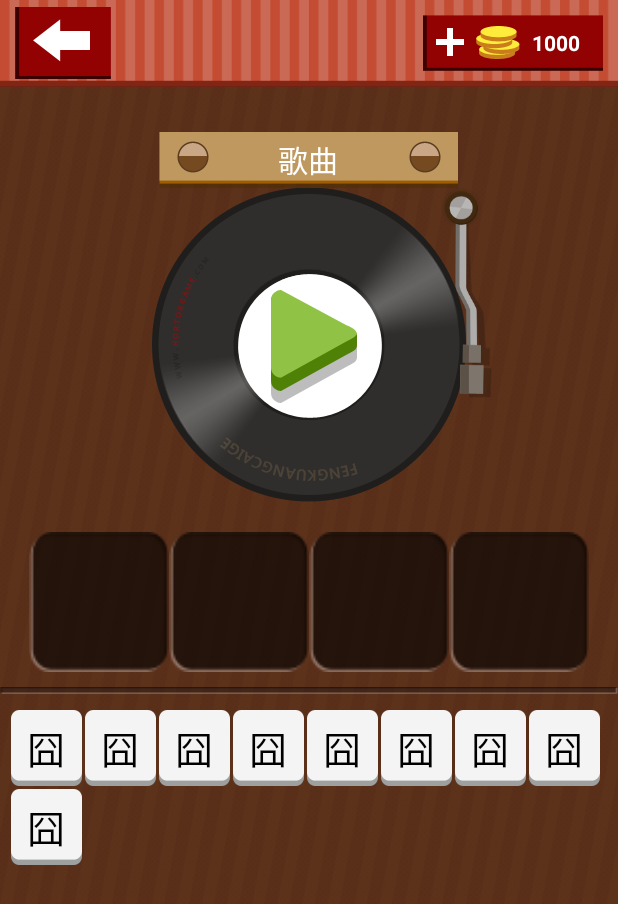
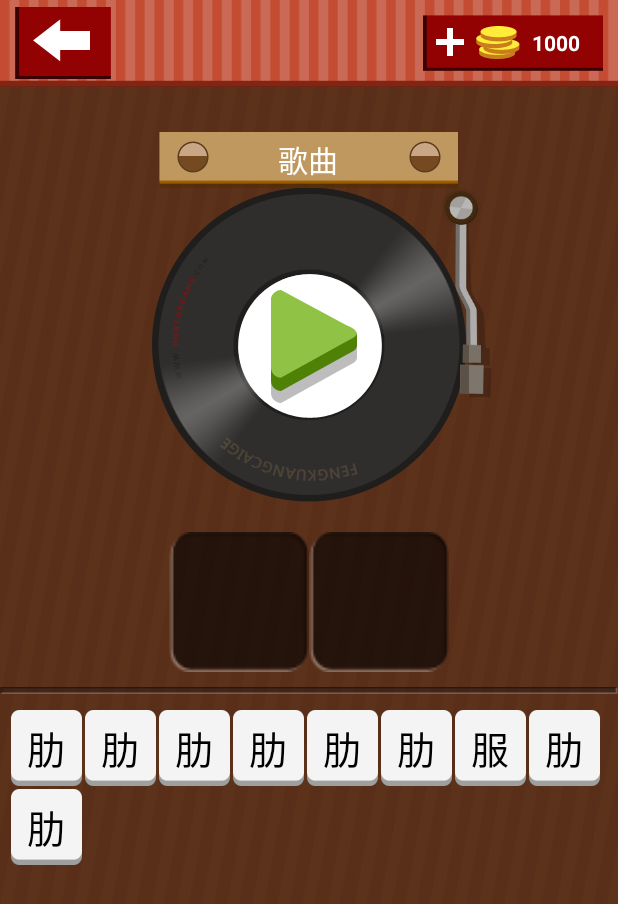
Before and after one commit to anbulang/GuessMusic, an Android app: the screen it shows after launch (MainActivity), on a phone screen of 412 x 824 dp. Shown: the top 904 px of the screen. Run offline under Robolectric (Android 15) with nearby library versions, the phone set to English and light mode, and no system bars.

Commit message:
1. 待选文字框随机文字及歌曲数据结构 2. 文字框的显示和隐藏

```diff
--- /dev/null
+++ b/app/src/main/java/com/anbulang/guessmusic/data/Const.java
@@ -0,0 +1,26 @@
+package com.anbulang.guessmusic.data;
+
+/**
+ * 常量类，主要用于保存歌曲信息
+ * Created by Chaucer on 2015/7/9.
+ */
+public class Const {
+    // 一维数组中文件名索引
+    public static final int INDEX_FILE_NAME = 0;
+    // 一维歌曲名索引
+    public static final int INDEX_SONG_NAME = 1;
+    // 歌曲信息
+    public static final String SONG_INFO[][] = {
+            {"__00000.m4a", "征服"},
+            {"__00001.m4a", "童话"},
+            {"__00002.m4a", "同桌的你"},
+            {"__00003.m4a", "七里香"},
+            {"__00004.m4a", "传奇"},
+            {"__00005.m4a", "大海"},
+            {"__00006.m4a", "后来"},
+            {"__00007.m4a", "你的背包"},
+            {"__00008.m4a", "再见"},
+            {"__00009.m4a", "老男孩"},
+            {"__00010.m4a", "龙的传人"},
+    };
+}
--- a/app/src/main/java/com/anbulang/guessmusic/model/IWordButtonClickListener.java
+++ b/app/src/main/java/com/anbulang/guessmusic/model/IWordButtonClickListener.java
@@ -8,8 +8,8 @@ public interface IWordButtonClickListener {
 
     /**
      * WordButton 点击响应事件
-     * @param wordButton
+     * @param wordButton 被点击按钮模型
      */
-    void onWordButtonOnClick(WordButton wordButton);
+    void onWordButtonClick(WordButton wordButton);
 
 }
--- /dev/null
+++ b/app/src/main/java/com/anbulang/guessmusic/model/Song.java
@@ -0,0 +1,39 @@
+package com.anbulang.guessmusic.model;
+
+/**
+ * 歌曲类
+ * Created by Chaucer on 2015/7/9.
+ */
+public class Song {
+    // 歌曲名称
+    private String songName;
+    // 歌曲文件名
+    private String fileName;
+    // 歌曲名字长度
+    private int nameLength;
+
+    public char[] getSongNameChars() {
+        return songName.toCharArray();
+    }
+    public String getSongName() {
+        return songName;
+    }
+
+    public void setSongName(String songName) {
+        this.songName = songName;
+        this.nameLength = songName.length();
+    }
+
+    public String getFileName() {
+        return fileName;
+    }
+
+    public void setFileName(String fileName) {
+        this.fileName = fileName;
+    }
+
+    public int getNameLength() {
+        return nameLength;
+    }
+
+}
--- a/app/src/main/java/com/anbulang/guessmusic/myui/MyGridView.java
+++ b/app/src/main/java/com/anbulang/guessmusic/myui/MyGridView.java
@@ -2,7 +2,6 @@ package com.anbulang.guessmusic.myui;
 
 import android.content.Context;
 import android.util.AttributeSet;
-import android.util.Log;
 import android.view.View;
 import android.view.ViewGroup;
 import android.view.animation.Animation;
@@ -14,18 +13,20 @@ import android.widget.GridView;
 import com.anbulang.guessmusic.R;
 import com.anbulang.guessmusic.model.IWordButtonClickListener;
 import com.anbulang.guessmusic.model.WordButton;
+import com.anbulang.guessmusic.util.Logger;
 import com.anbulang.guessmusic.util.Util;
 
 import java.util.ArrayList;
 
 /**
+ * 自定义网格View
  * Created by Chaucer on 2015/6/30.
  */
 public class MyGridView extends GridView {
 
     public static final int COUNTS_WORDS = 24;
 
-    // Log
+    // Logger
     protected static final String TAG = "MyGridView";
 
     // The list of storing wordButtons
@@ -80,7 +81,6 @@ public class MyGridView extends GridView {
         @Override
         public View getView(final int pos, View v, ViewGroup viewGroup) {
             final WordButton holder;
-
             if (v == null) {
                 v = Util.getView(mContext, R.layout.mygridview_item);
                 holder = mWordButtonList.get(pos);
@@ -89,13 +89,16 @@ public class MyGridView extends GridView {
                 // 设置动画的延迟时间
                 mScaleAnimation.setStartOffset(pos * 100);
                 holder.setIndex(pos);
+                if (holder.getViewButton() == null) {
                     holder.setViewButton((Button) v.findViewById(R.id.item_btn));
+                    Logger.i(TAG, pos + "");
                     holder.getViewButton().setOnClickListener(new OnClickListener() {
                         @Override
                         public void onClick(View v) {
-                        mWordButtonClickListener.onWordButtonOnClick(holder);
+                            mWordButtonClickListener.onWordButtonClick(holder);
                         }
                     });
+                }
                 v.setTag(holder);
             } else {
                 holder = (WordButton) v.getTag();
--- a/app/src/main/java/com/anbulang/guessmusic/ui/MainActivity.java
+++ b/app/src/main/java/com/anbulang/guessmusic/ui/MainActivity.java
@@ -3,7 +3,6 @@ package com.anbulang.guessmusic.ui;
 import android.app.Activity;
 import android.graphics.Color;
 import android.os.Bundle;
-import android.util.Log;
 import android.view.Menu;
 import android.view.MenuItem;
 import android.view.View;
@@ -17,17 +16,22 @@ import android.widget.LinearLayout;
 import android.widget.Toast;
 
 import com.anbulang.guessmusic.R;
+import com.anbulang.guessmusic.data.Const;
 import com.anbulang.guessmusic.model.IWordButtonClickListener;
+import com.anbulang.guessmusic.model.Song;
 import com.anbulang.guessmusic.model.WordButton;
 import com.anbulang.guessmusic.myui.MyGridView;
+import com.anbulang.guessmusic.util.Logger;
 import com.anbulang.guessmusic.util.Util;
 
+import java.io.UnsupportedEncodingException;
 import java.util.ArrayList;
+import java.util.Random;
 
 
 public class MainActivity extends Activity implements IWordButtonClickListener{
 
-    // Log
+    // Logger
     private static final String TAG = "MainActivity";
 
     // drawable 元素
@@ -55,6 +59,11 @@ public class MainActivity extends Activity implements IWordButtonClickListener{
 
     // 已选择文字框布局
     private LinearLayout mSelectedWordsContainer;
+
+    // 当前歌曲
+    private Song mCurrentSong;
+    // 当前关的索引
+    private int mCurrentStageIndex = -1;
 
     @Override
     protected void onCreate(Bundle savedInstanceState) {
@@ -152,6 +161,9 @@ public class MainActivity extends Activity implements IWordButtonClickListener{
      * 初始化游戏数据
      */
     private void initCurrentStageDate() {
+        // 初始化歌曲信息
+        mCurrentSong = loadStageSongInfo(++mCurrentStageIndex);
+
         // 初始化已选择文字框
         mSelectedWords = initWordSelect();
         LinearLayout.LayoutParams params = new LinearLayout.LayoutParams(140, 140);
@@ -168,6 +180,18 @@ public class MainActivity extends Activity implements IWordButtonClickListener{
     }
 
     /**
+     * 初始化当前关的歌曲信息
+     * @param i 当前关索引
+     * @return  歌曲信息
+     */
+    private Song loadStageSongInfo(int i) {
+        Song song = new Song();
+        song.setFileName(Const.SONG_INFO[i][Const.INDEX_FILE_NAME]);
+        song.setSongName(Const.SONG_INFO[i][Const.INDEX_SONG_NAME]);
+        return song;
+    }
+
+    /**
      * 初始化所有文字，从这些文字中选择歌曲名称
      * @return 所有文字的List
      */
@@ -175,15 +199,65 @@ public class MainActivity extends Activity implements IWordButtonClickListener{
         ArrayList<WordButton> allWords = new ArrayList<>();
 
         // 获得所有待选文字
-        // ......................
-
+        String[] words = generateWords();
         for (int i = 0; i < MyGridView.COUNTS_WORDS; i++) {
             WordButton wordButton = new WordButton();
-            wordButton.setWordString("囧");
+            wordButton.setWordString(words[i]);
             allWords.add(wordButton);
         }
 
         return allWords;
+    }
+
+    /**
+     * 生成所有待选文字，生成规则：
+     * （1）先把歌曲名放到数组前边
+     * （2）随机生成剩余文字
+     * （3）打乱文字顺序
+     * @return 生成的随机文字数组
+     */
+    private String[] generateWords() {
+        Random random = new Random();
+        String[] words = new String[MyGridView.COUNTS_WORDS];
+        // 先把歌曲名放到数组前边
+        for (int i = 0; i < mCurrentSong.getNameLength(); i++) {
+            words[i] = mCurrentSong.getSongNameChars()[i] + "";
+        }
+        // 随机生成剩余文字
+        for (int i = mCurrentSong.getNameLength(); i < MyGridView.COUNTS_WORDS; i++) {
+            try {
+                words[i] = getRandomWord();
+            } catch (UnsupportedEncodingException e) {
+                Logger.e(TAG, e.getMessage());
+            }
+        }
+        // 打乱文字顺序：首先从所有元素中随机选取一个与第一个元素进行交换，
+        // 然后在第二个之后选择一个元素与第二个交换，知道最后一个元素。
+        // 这样能够确保每个元素在每个位置的概率都是1/n。
+        for (int i = MyGridView.COUNTS_WORDS - 1; i > 0; i--) {
+            int index = random.nextInt(i + 1);
+            String temp = words[index];
+            words[index] = words[i];
+            words[i] = temp;
+        }
+        return words;
+    }
+
+    /**
+     * 随机生成一个中文字符
+     * @return 单个中文字符串
+     */
+    private String getRandomWord() throws UnsupportedEncodingException {
+        int highPart;
+        int lowPart;
+        Random random = new Random();
+        highPart = 176 + random.nextInt(39);
+        lowPart = 161 + random.nextInt(93);
+        byte[] wordCode = new byte[2];
+        wordCode[0] = Integer.valueOf(highPart).byteValue();
+        wordCode[1] = Integer.valueOf(lowPart).byteValue();
+        Logger.i(TAG, wordCode[0] + " " + wordCode[1]);
+        return new String(wordCode, "GBK");
     }
 
     /**
@@ -192,15 +266,30 @@ public class MainActivity extends Activity implements IWordButtonClickListener{
      */
     private ArrayList<WordButton> initWordSelect() {
         ArrayList<WordButton> data = new ArrayList<>();
-        for (int i = 0; i < 4; i++) {
+        for (int i = 0; i < mCurrentSong.getNameLength(); i++) {
             View view = Util.getView(MainActivity.this, R.layout.mygridview_item);
 
-            WordButton holder = new WordButton();
+            final WordButton holder = new WordButton();
             holder.setViewButton((Button) view.findViewById(R.id.item_btn));
             holder.getViewButton().setTextColor(Color.WHITE);
             holder.getViewButton().setText("");
             holder.setVisiable(false);
             holder.getViewButton().setBackgroundResource(R.drawable.game_wordblank);
+            // 为待选框添加点击监听事件
+            holder.getViewButton().setOnClickListener(new View.OnClickListener() {
+                @Override
+                public void onClick(View v) {
+                    clearSelectedWord(holder);
+                }
+
+                private void clearSelectedWord(WordButton holder) {
+                    holder.getViewButton().setText("");
+                    holder.setVisiable(false);
+                    holder.setWordString("");
+                    // 设置原文字可见
+                    setButtonVisible(mAllWords.get(holder.getIndex()), View.VISIBLE);
+                }
+            });
             data.add(holder);
         }
         return data;
@@ -247,8 +336,42 @@ public class MainActivity extends Activity implements IWordButtonClickListener{
 
     }
 
+
     @Override
-    public void onWordButtonOnClick(WordButton wordButton) {
-        Toast.makeText(this, wordButton.getIndex() + "", Toast.LENGTH_SHORT).show();
+    public void onWordButtonClick(WordButton wordButton) {
+        //Toast.makeText(this, wordButton.getIndex() + "", Toast.LENGTH_SHORT).show();
+        // 点击文字，文字到待选框，文字隐藏
+        for (int i = 0; i < mSelectedWords.size(); i++) {
+            WordButton tempWordButton = mSelectedWords.get(i);
+            final String wordString = tempWordButton.getWordString();
+            if (wordString == null || wordString.equals("")) {
+                tempWordButton.getViewButton().setText(wordButton.getWordString());
+                tempWordButton.setWordString(wordButton.getWordString());
+                tempWordButton.setIndex(wordButton.getIndex());
+                tempWordButton.setVisiable(true);
+                // 被点击文字隐藏
+                setButtonVisible(wordButton, View.INVISIBLE);
+                break;
+            }
+        }
+    }
+
+    /**
+     * 被点击文字隐藏/显示
+     * @param wordButton 被点击文字model
+     * @param visibility 可见性 View.VISIBLE / View.INVISIBLE
+     */
+    private void setButtonVisible(WordButton wordButton, int visibility) {
+        wordButton.getViewButton().setVisibility(visibility);
+        switch (visibility) {
+            case View.INVISIBLE:
+                wordButton.setVisiable(false);
+                break;
+            case View.VISIBLE:
+                wordButton.setVisiable(true);
+                break;
+            default:
+                throw new RuntimeException("Error visibility!");
+        }
     }
 }
--- a/app/src/main/res/layout/mygridview_item.xml
+++ b/app/src/main/res/layout/mygridview_item.xml
@@ -4,7 +4,6 @@
     android:layout_width="wrap_content"
     android:layout_height="wrap_content"
     android:background="@drawable/word_button_icon"
-    android:text="囧"
     android:textColor="@color/black"
     android:textSize="25sp">
 
```
Also changed, not shown: app/src/main/java/com/anbulang/guessmusic/util/Logger.java (added, +35 -0 lines), app/src/main/res/layout/activity_main1.xml (deleted, +0 -21 lines). Lines whose indentation alone changed are shown as unchanged.
